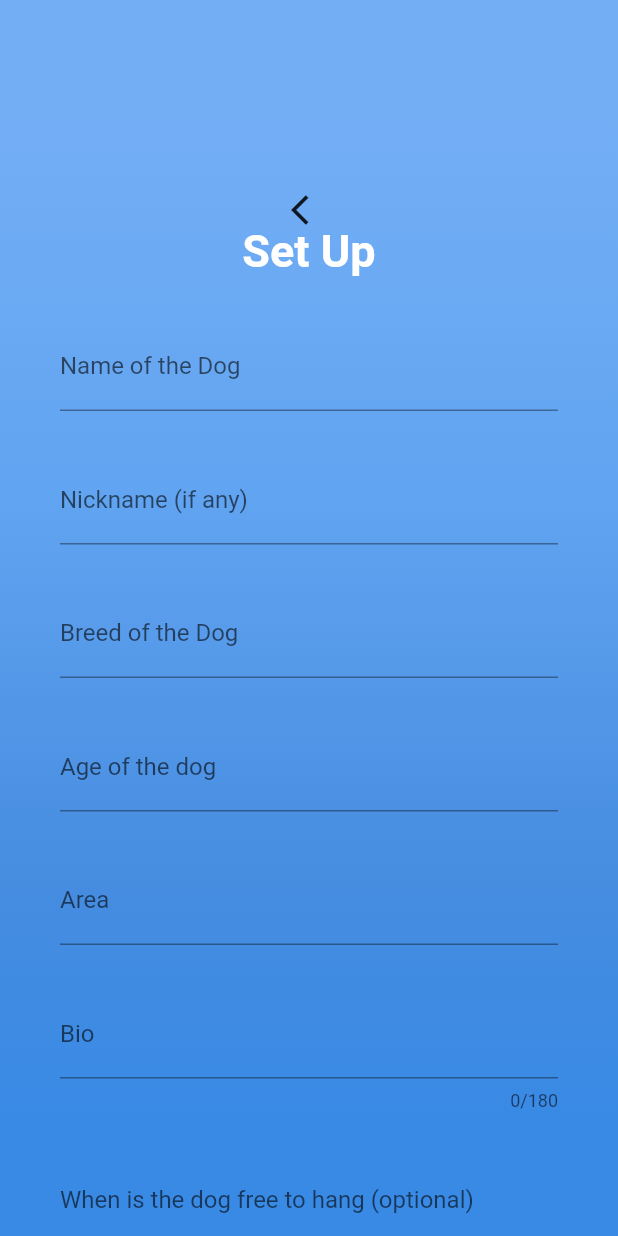
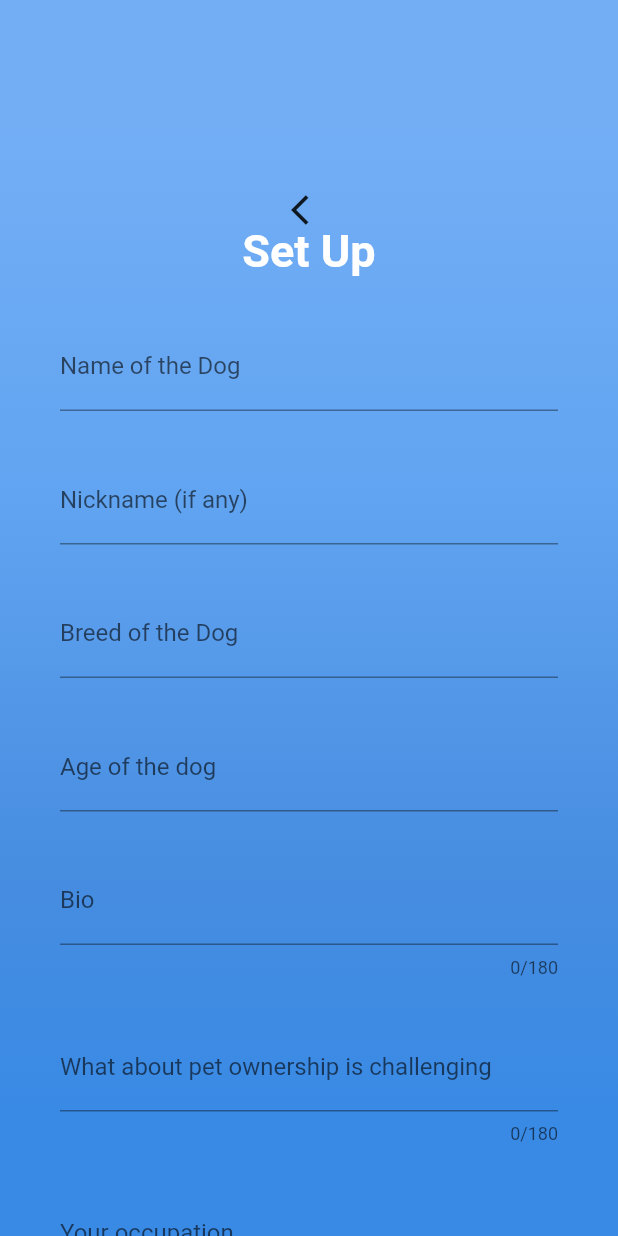
Before and after one commit to ahmedhamedaly/Healthy-Ageing, a Flutter app: the DogOwnerScreen screen opened directly, on a phone screen of 412 x 824 dp. Run offline on Flutter 3.47's test engine with Material 2 defaults, Android fonts, the phone set to English and light mode, and no system bars; our stand-ins replace cloud_firestore, firebase_auth, firebase_database, geolocator, google_maps_flutter, image_picker and 1 more; missing offline and left inert: fluttery_dart2; accounts and stored records are empty; Roboto replaces fonts that are missing (OpenSans).

Commit message:
extra questions added and location must be ticked

```diff
--- a/lib/screens/dog_owner_set_up.dart
+++ b/lib/screens/dog_owner_set_up.dart
@@ -22,6 +22,9 @@ class DogOwnerScreenState extends State<DogOwnerScreen> {
   bool _location = false;
   String _isTick = "";
   Position _currentPosition;
+  String _challenge;
+  String _owner;
+  String _occupation;
 
   final GlobalKey<FormState> _formKey1 = GlobalKey<FormState>();
   final _scaffoldKey = GlobalKey<ScaffoldState>();
@@ -52,6 +55,35 @@ class DogOwnerScreenState extends State<DogOwnerScreen> {
       },
       onSaved: (String value) {
         _breed = value;
+      },
+    );
+  }
+  Widget _ownerUser() {
+    return TextFormField(
+      decoration: InputDecoration(labelText: 'Who owns the dog'),
+      validator: (String value) {
+        if (value.isEmpty) {
+          return 'owner is required';
+        }
+        return null;
+      },
+      onSaved: (String value) {
+        _owner = value;
+      },
+    );
+  }
+
+  Widget _work() {
+    return TextFormField(
+      decoration: InputDecoration(labelText: 'Your occupation'),
+      validator: (String value) {
+        if (value.isEmpty) {
+          return 'occupation is required';
+        }
+        return null;
+      },
+      onSaved: (String value) {
+        _occupation = value;
       },
     );
   }
@@ -90,6 +122,24 @@ class DogOwnerScreenState extends State<DogOwnerScreen> {
       },
     );
   }
+  Widget _challengeUser() {
+    return TextFormField(
+      maxLength: 180,
+      minLines: 1,
+      maxLines: 5,
+      decoration: InputDecoration(labelText: 'What about pet ownership is challenging'),
+      validator: (String value) {
+        if (value.isEmpty) {
+          return 'Required';
+        }
+        return null;
+      },
+      onSaved: (String value) {
+        _challenge = value;
+      },
+    );
+  }
+
 
   Widget _buildAvailability() {
     return TextFormField(
@@ -240,21 +290,30 @@ class DogOwnerScreenState extends State<DogOwnerScreen> {
                         _buildBreed(),
                         SizedBox(height: 30.0),
                         _buildAge(),
-                        SizedBox(height: 30.0),
-                        _buildArea(),
+                        //SizedBox(height: 30.0),
+                       // _buildArea(),
                         SizedBox(height: 30.0),
                         _buildBio(),
+                        SizedBox(height: 30.0),
+                        _challengeUser(),
+                        SizedBox(height: 30.0),
+                        _work(),
+                        SizedBox(height: 30.0),
+                        _ownerUser(),
                         SizedBox(height: 30.0),
                         _buildAvailability(),
                         SizedBox(height: 30.0),
                         _buildLocationCheckBox(),
+                        SizedBox(height: 10.0),
+                        SizedBox(height: 30.0,width:300, child: Text("     *Location is required for matching*", style: TextStyle(color:
+                        Colors.red),)),
                         RaisedButton(
                             child: Text(
                               'Next',
                               style: TextStyle(color: Colors.blue),
                             ),
                             onPressed: () {
-                              if (!_formKey1.currentState.validate()) {
+                              if (!_formKey1.currentState.validate() || _location == false) {
                                 return;
                               }
                               _formKey1.currentState.save();
```
Lines whose indentation alone changed are shown as unchanged.
